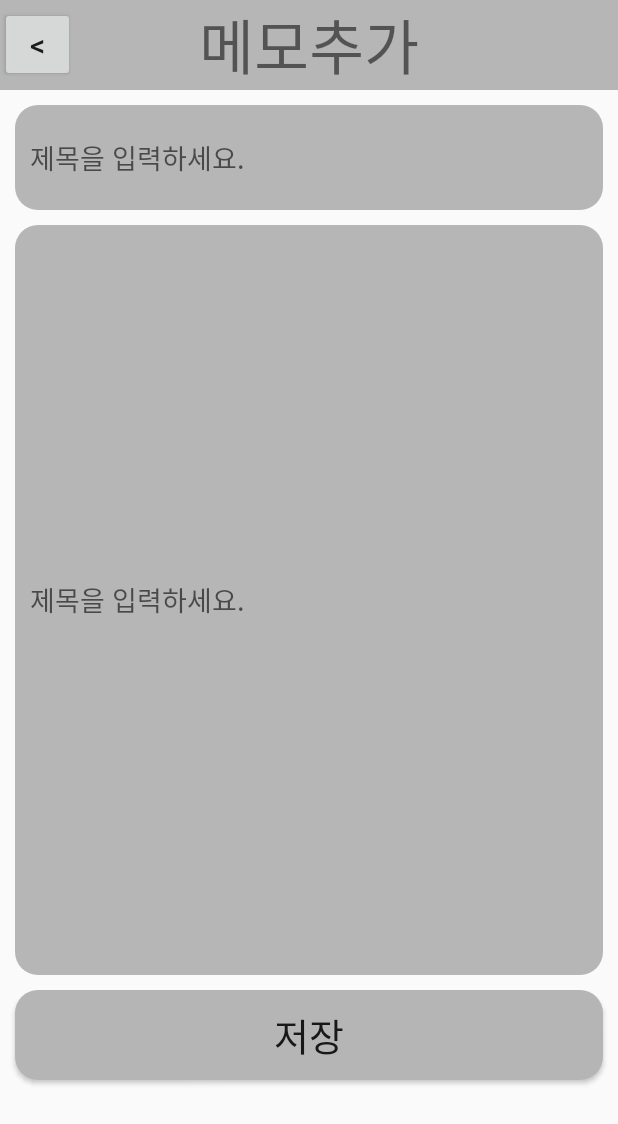
After one commit to donghee0901/Memo, an Android app: the AddMemoActivity screen opened directly, with no data from a screen before it, on a phone screen of 412 x 824 dp. The commit adds this screen. Shown: the top 1124 px of the screen. Run offline under Robolectric (Android 15) with nearby library versions, the phone set to English and light mode, and no system bars.

Commit message:
Add new Activity

```diff
--- a/app/build.gradle
+++ b/app/build.gradle
@@ -23,6 +23,7 @@ dependencies {
     implementation fileTree(dir: 'libs', include: ['*.jar'])
     implementation 'androidx.appcompat:appcompat:1.0.2'
     implementation 'androidx.constraintlayout:constraintlayout:1.1.3'
+    implementation 'androidx.recyclerview:recyclerview:1.1.0'
     testImplementation 'junit:junit:4.12'
     androidTestImplementation 'androidx.test:runner:1.1.1'
     androidTestImplementation 'androidx.test.espresso:espresso-core:3.1.1'
--- a/app/src/main/AndroidManifest.xml
+++ b/app/src/main/AndroidManifest.xml
@@ -9,6 +9,7 @@
         android:roundIcon="@mipmap/ic_launcher_round"
         android:supportsRtl="true"
         android:theme="@style/AppTheme">
+        <activity android:name=".AddMemoActivity"></activity>
         <activity android:name=".MainActivity">
             <intent-filter>
                 <action android:name="android.intent.action.MAIN" />
--- /dev/null
+++ b/app/src/main/java/com/example/memo/AddMemoActivity.java
@@ -0,0 +1,27 @@
+package com.example.memo;
+
+import androidx.appcompat.app.AppCompatActivity;
+
+import android.os.Bundle;
+import android.view.View;
+import android.widget.Button;
+
+public class AddMemoActivity extends AppCompatActivity {
+
+    Button back;
+
+    @Override
+    protected void onCreate(Bundle savedInstanceState) {
+        super.onCreate(savedInstanceState);
+        setContentView(R.layout.activity_add_memo);
+
+        back = findViewById(R.id.back);
+
+        back.setOnClickListener(new View.OnClickListener() {
+            @Override
+            public void onClick(View v) {
+                finish();
+            }
+        });
+    }
+}
--- /dev/null
+++ b/app/src/main/res/drawable/background.xml
@@ -0,0 +1,11 @@
+<?xml version="1.0" encoding="utf-8"?>
+<selector xmlns:android="http://schemas.android.com/apk/res/android" >
+
+    <item android:state_focused="false" android:state_pressed="false">
+        <shape>
+            <solid android:color="#B6B6B6" />
+            <corners android:radius="15dp" />
+        </shape>
+    </item>
+
+</selector>
--- a/app/src/main/res/drawable/border.xml
+++ b/app/src/main/res/drawable/border.xml
@@ -5,7 +5,7 @@
             <solid android:color="#000000" />
         </shape>
     </item>
-    <item android:left="5dp" android:right="5dp"  android:top="5dp" android:bottom="5dp">
+    <item android:top="1dp" android:bottom="5dp">
         <shape android:shape="rectangle">
             <solid android:color="#FFFFFF" />
         </shape>
--- /dev/null
+++ b/app/src/main/res/drawable/button_background.xml
@@ -0,0 +1,20 @@
+<?xml version="1.0" encoding="utf-8"?>
+<selector xmlns:android="http://schemas.android.com/apk/res/android" >
+
+    <!-- 평상시 -->
+    <item android:state_focused="false" android:state_pressed="false">
+        <shape>
+            <solid android:color="#B5B5B5" />
+            <corners android:radius="15dp" />
+        </shape>
+    </item>
+
+    <!-- 클릭했을 때 -->
+    <item android:state_focused="false" android:state_pressed="true">
+        <shape>
+            <solid android:color="#686868" />
+            <corners android:radius="15dp" />
+        </shape>
+    </item>
+
+</selector>
--- /dev/null
+++ b/app/src/main/res/layout/activity_add_memo.xml
@@ -0,0 +1,64 @@
+<?xml version="1.0" encoding="utf-8"?>
+<LinearLayout xmlns:android="http://schemas.android.com/apk/res/android"
+    xmlns:app="http://schemas.android.com/apk/res-auto"
+    xmlns:tools="http://schemas.android.com/tools"
+    android:layout_width="match_parent"
+    android:layout_height="match_parent"
+    tools:context=".MainActivity"
+    android:id="@+id/mainView"
+    android:orientation="vertical">
+
+    <FrameLayout
+        android:layout_height="wrap_content" android:layout_width="match_parent"
+        android:background="#B6B6B6">
+
+        <TextView
+            android:layout_width="wrap_content"
+            android:layout_height="wrap_content"
+            android:text="메모추가"
+            android:textSize="40sp"
+            android:layout_gravity="center_horizontal"/>
+
+        <Button
+            android:text="&lt;"
+            android:textSize="20sp"
+            android:id="@+id/back"
+            android:layout_width="50dp"
+            android:layout_height="50dp"
+            android:layout_gravity="left|center_vertical"/>
+
+    </FrameLayout>
+
+    <EditText
+        android:id="@+id/add_title"
+        android:layout_width="match_parent"
+        android:layout_height="70dp"
+        android:layout_margin="10dp"
+        android:padding="10dp"
+        android:background="@drawable/background"
+        android:hint="제목을 입력하세요."
+        />
+
+    <EditText
+        android:id="@+id/add_content"
+        android:layout_width="match_parent"
+        android:layout_height="500dp"
+        android:layout_marginHorizontal="10dp"
+        android:padding="10dp"
+        android:background="@drawable/background"
+        android:hint="제목을 입력하세요."
+        />
+
+    <Button
+        android:id="@+id/add_button"
+        android:layout_width="match_parent"
+        android:layout_height="60dp"
+        android:background="@drawable/button_background"
+        android:text="저장"
+        android:textSize="25dp"
+        android:layout_margin="10dp"
+        />
+
+
+
+</LinearLayout>
--- a/app/src/main/res/values/styles.xml
+++ b/app/src/main/res/values/styles.xml
@@ -1,7 +1,7 @@
 <resources>
 
     <!-- Base application theme. -->
-    <style name="AppTheme" parent="Theme.AppCompat.Light.DarkActionBar">
+    <style name="AppTheme" parent="Theme.AppCompat.Light.NoActionBar">
         <!-- Customize your theme here. -->
         <item name="colorPrimary">@color/colorPrimary</item>
         <item name="colorPrimaryDark">@color/colorPrimaryDark</item>
--- a/build.gradle
+++ b/build.gradle
@@ -8,7 +8,6 @@ buildscript {
     }
     dependencies {
         classpath 'com.android.tools.build:gradle:3.5.0'
-        implementation 'com.android.support:recyclerview-v7:28.0.0'
 
         // NOTE: Do not place your application dependencies here; they belong
         // in the individual module build.gradle files
```
Also changed, not shown: app/src/main/java/com/example/memo/MainActivity.java (+43 -13 lines), app/src/main/java/com/example/memo/MemoAdapter.java (added, +53 -0 lines), app/src/main/res/layout/activity_main.xml (+10 -15 lines), app/src/main/res/layout/memobar.xml (+12 -2 lines).
